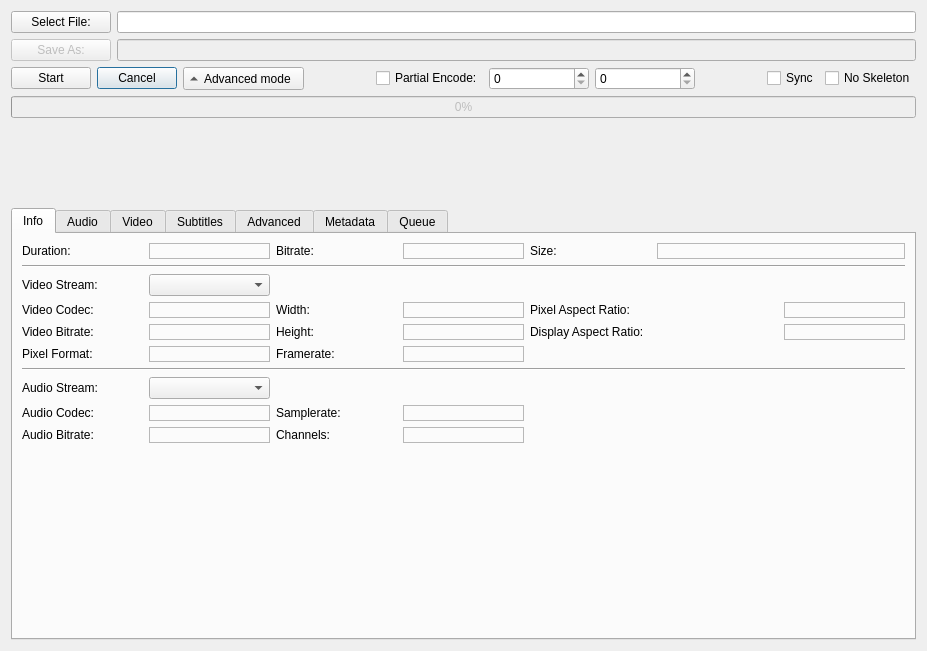
Above: src/dialog.ui from an146/qtheorafrontend before the change. Below: the same form after it.
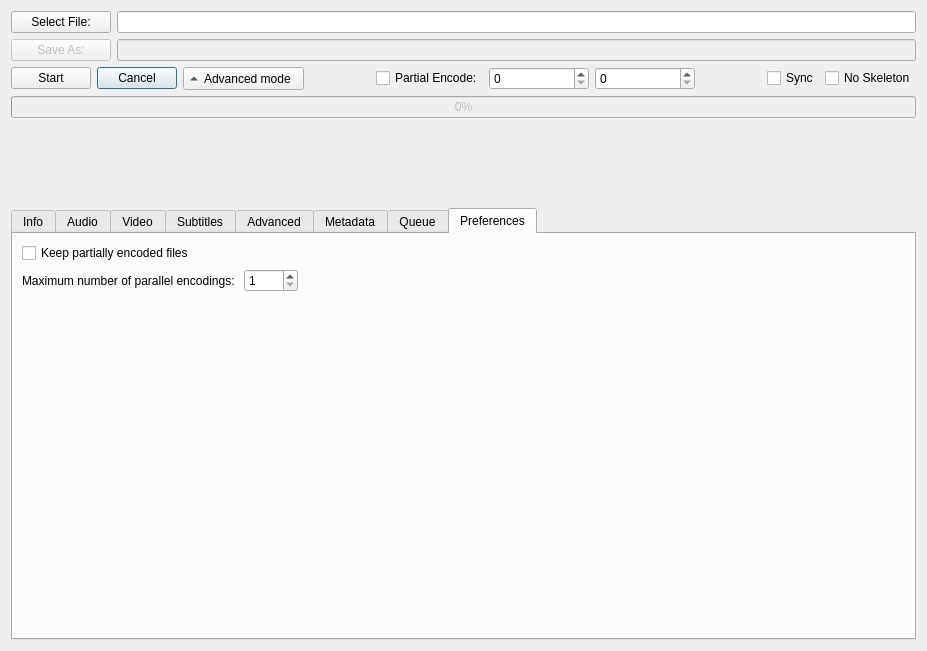
That is the form after the change. The open tabs and pages were chosen to show the change. Icons and pictures are not drawn. Custom widgets are drawn as their Qt base class.

Diff of the .ui file:
```diff
--- a/src/dialog.ui
+++ b/src/dialog.ui
@@ -2016,6 +2016,63 @@
        </item>
       </layout>
      </widget>
+     <widget class="QWidget" name="preferences">
+      <attribute name="title">
+       <string>Preferences</string>
+      </attribute>
+      <layout class="QGridLayout" name="gridLayout_9">
+       <item row="0" column="0">
+        <widget class="QCheckBox" name="keep_partial">
+         <property name="text">
+          <string>Keep partially encoded files</string>
+         </property>
+        </widget>
+       </item>
+       <item row="2" column="0">
+        <widget class="QLabel" name="label_47">
+         <property name="text">
+          <string>Maximum number of parallel encodings: </string>
+         </property>
+        </widget>
+       </item>
+       <item row="4" column="0">
+        <spacer name="verticalSpacer_15">
+         <property name="orientation">
+          <enum>Qt::Vertical</enum>
+         </property>
+         <property name="sizeHint" stdset="0">
+          <size>
+           <width>20</width>
+           <height>40</height>
+          </size>
+         </property>
+        </spacer>
+       </item>
+       <item row="2" column="1">
+        <widget class="QSpinBox" name="max_parallel">
+         <property name="minimum">
+          <number>1</number>
+         </property>
+         <property name="maximum">
+          <number>1024</number>
+         </property>
+        </widget>
+       </item>
+       <item row="2" column="2">
+        <spacer name="horizontalSpacer_16">
+         <property name="orientation">
+          <enum>Qt::Horizontal</enum>
+         </property>
+         <property name="sizeHint" stdset="0">
+          <size>
+           <width>40</width>
+           <height>20</height>
+          </size>
+         </property>
+        </spacer>
+       </item>
+      </layout>
+     </widget>
     </widget>
    </item>
   </layout>
```
Left out of the diff: 2 changed lines with no effect on the pictures.
